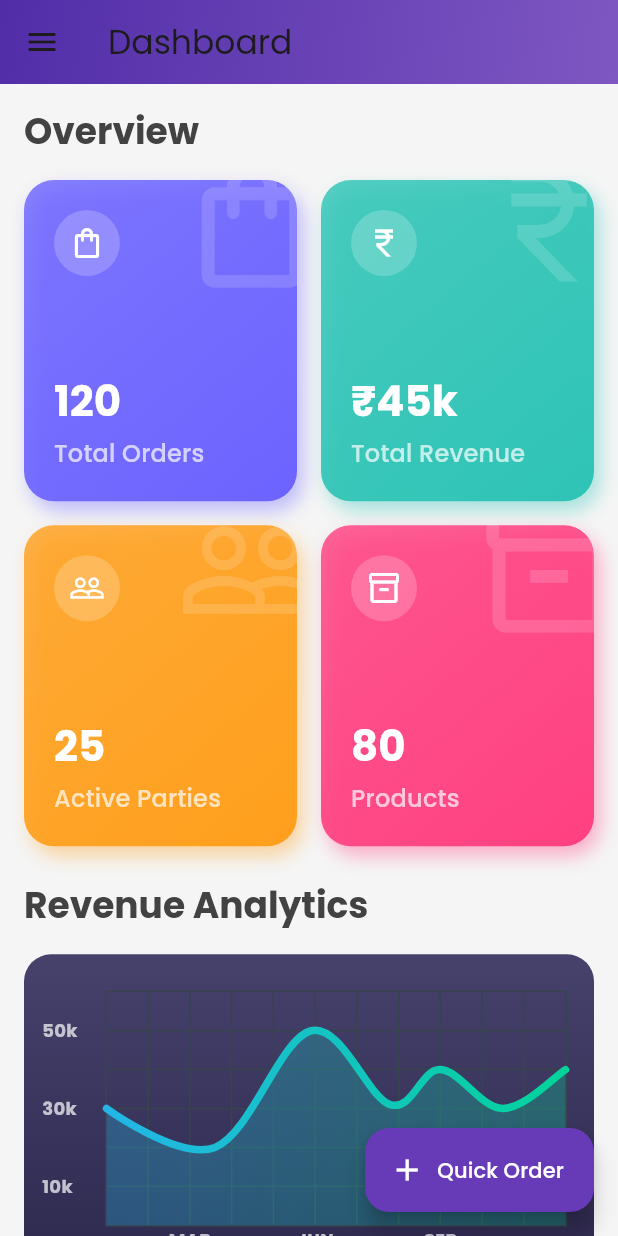
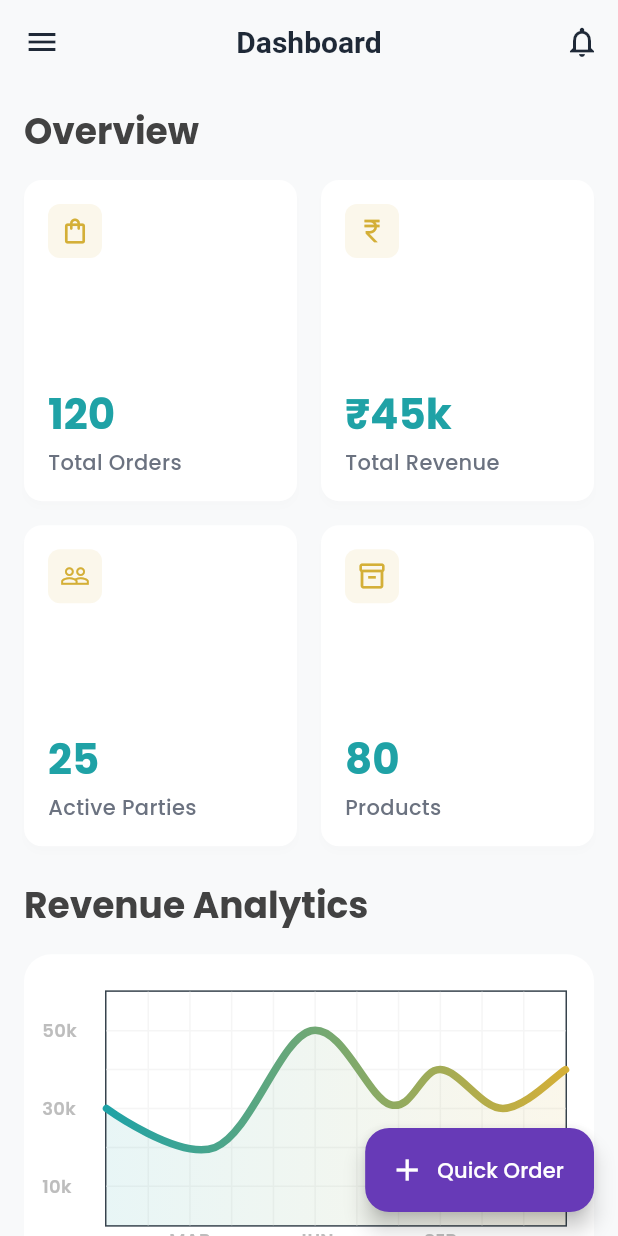
Before and after one commit to Vivekchavda1374/Hetanshi-Enterprise, a Flutter app: the DashboardScreen screen opened by its route, on a phone screen of 412 x 824 dp. Run offline on Flutter 3.47's test engine with Material 3 defaults, Android fonts, the phone set to English and light mode, and no system bars; drawn by our look-alikes of fl_chart; our stand-ins replace flutter_staggered_animations, google_fonts.

Commit message:
feat: Redesign UI for dashboard, login, and order list screens with an updated color palette and component styling.

```diff
--- a/lib/screens/dashboard_screen.dart
+++ b/lib/screens/dashboard_screen.dart
@@ -10,20 +10,17 @@ class DashboardScreen extends StatelessWidget {
   @override
   Widget build(BuildContext context) {
     return Scaffold(
-      backgroundColor: Colors.grey[100],
+      backgroundColor: const Color(0xFFF8F9FA),
       appBar: AppBar(
         title: const Text('Dashboard'),
         backgroundColor: Colors.transparent,
         elevation: 0,
-        flexibleSpace: Container(
-          decoration: BoxDecoration(
-            gradient: LinearGradient(
-              colors: [Colors.deepPurple.shade700, Colors.deepPurple.shade400],
-              begin: Alignment.topLeft,
-              end: Alignment.bottomRight,
+        actions: [
+            IconButton(
+              icon: const Icon(Icons.notifications_outlined),
+              onPressed: () {},
             ),
-          ),
-        ),
+        ],
       ),
       drawer: const AppDrawer(),
       body: AnimationLimiter(
--- a/lib/widgets/revenue_chart.dart
+++ b/lib/widgets/revenue_chart.dart
@@ -13,14 +13,7 @@ class RevenueChart extends StatelessWidget {
           borderRadius: BorderRadius.all(
             Radius.circular(18),
           ),
-          gradient: LinearGradient(
-            colors: [
-              Color(0xff2c274c),
-              Color(0xff46426c),
-            ],
-            begin: Alignment.bottomCenter,
-            end: Alignment.topCenter,
-          ),
+          color: Colors.white,
         ),
         child: Padding(
           padding: const EdgeInsets.only(
@@ -45,14 +38,14 @@ class RevenueChart extends StatelessWidget {
         horizontalInterval: 1,
         verticalInterval: 1,
         getDrawingHorizontalLine: (value) {
-          return const FlLine(
-            color: Color(0xff37434d),
+          return FlLine(
+            color: Colors.grey.shade100,
             strokeWidth: 1,
           );
         },
         getDrawingVerticalLine: (value) {
-          return const FlLine(
-            color: Color(0xff37434d),
+          return FlLine(
+            color: Colors.grey.shade100,
             strokeWidth: 1,
           );
         },
@@ -104,8 +97,8 @@ class RevenueChart extends StatelessWidget {
           isCurved: true,
           gradient: const LinearGradient(
             colors: [
-              Color(0xff23b6e6),
-              Color(0xff02d39a),
+              Color(0xFF1FA2A6), // Deep Teal
+              Color(0xFFD4AF37), // Gold
             ],
           ),
           barWidth: 5,
@@ -117,8 +110,8 @@ class RevenueChart extends StatelessWidget {
             show: true,
             gradient: LinearGradient(
               colors: [
-                const Color(0xff23b6e6).withOpacity(0.3),
-                const Color(0xff02d39a).withOpacity(0.3),
+                const Color(0xFF1FA2A6).withOpacity(0.1),
+                const Color(0xFFD4AF37).withOpacity(0.1),
               ],
             ),
           ),
@@ -128,24 +121,24 @@ class RevenueChart extends StatelessWidget {
   }
 
   Widget bottomTitleWidgets(double value, TitleMeta meta) {
-    const style = TextStyle(
-      fontWeight: FontWeight.bold,
-      fontSize: 12, // Reduced size slightly
-      color: Colors.white70,
+    final style = TextStyle(
+      fontWeight: FontWeight.w600,
+      fontSize: 12,
+      color: Colors.grey[400],
     );
     Widget text;
     switch (value.toInt()) {
       case 2:
-        text = const Text('MAR', style: style);
+        text = Text('MAR', style: style);
         break;
       case 5:
-        text = const Text('JUN', style: style);
+        text = Text('JUN', style: style);
         break;
       case 8:
-        text = const Text('SEP', style: style);
+        text = Text('SEP', style: style);
         break;
       default:
-        text = const Text('', style: style);
+        text = Text('', style: style);
         break;
     }
 
@@ -153,10 +146,10 @@ class RevenueChart extends StatelessWidget {
   }
 
   Widget leftTitleWidgets(double value, TitleMeta meta) {
-    const style = TextStyle(
-      fontWeight: FontWeight.bold,
+    final style = TextStyle(
+      fontWeight: FontWeight.w600,
       fontSize: 12,
-      color: Colors.white70,
+      color: Colors.grey[400],
     );
     String text;
     switch (value.toInt()) {
--- a/lib/widgets/summary_card.dart
+++ b/lib/widgets/summary_card.dart
@@ -4,85 +4,67 @@ class SummaryCard extends StatelessWidget {
   final String title;
   final String value;
   final IconData icon;
-  final Color color;
+  final Color? color; // Kept for backwards compatibility but we override it generally
 
   const SummaryCard({
     super.key,
     required this.title,
     required this.value,
     required this.icon,
-    required this.color,
+    this.color,
   });
 
   @override
   Widget build(BuildContext context) {
-    return Container(
+    // Premium FMCG Style: White cards, Teal numbers, Gold accents
+    const tealColor = Color(0xFF1FA2A6);
+    const goldColor = Color(0xFFD4AF37);
+
+    return Card(
+      elevation: 2,
+      shadowColor: Colors.black.withOpacity(0.05),
+      shape: RoundedRectangleBorder(borderRadius: BorderRadius.circular(12)),
+      color: Colors.white,
+      child: Padding(
+        padding: const EdgeInsets.all(16.0),
+        child: Column(
+          crossAxisAlignment: CrossAxisAlignment.start,
+          mainAxisAlignment: MainAxisAlignment.center,
+          children: [
+            Row(
+              mainAxisAlignment: MainAxisAlignment.spaceBetween,
+              crossAxisAlignment: CrossAxisAlignment.start,
+              children: [
+                Container(
+                  padding: const EdgeInsets.all(8),
                   decoration: BoxDecoration(
-        borderRadius: BorderRadius.circular(20),
-        gradient: LinearGradient(
-          begin: Alignment.topLeft,
-          end: Alignment.bottomRight,
-          colors: [
-            color.withOpacity(0.8),
-            color,
+                    color: goldColor.withOpacity(0.1),
+                    borderRadius: BorderRadius.circular(8),
+                  ),
+                  child: Icon(icon, color: goldColor, size: 20),
+                ),
+                // Decorative dot or mini indicator could go here
               ],
             ),
-        boxShadow: [
-          BoxShadow(
-            color: color.withOpacity(0.4),
-            blurRadius: 10,
-            offset: const Offset(4, 6),
-          ),
-        ],
-      ),
-      child: Stack(
-        children: [
-          Positioned(
-            right: -20,
-            top: -20,
-            child: Icon(
-              icon,
-              size: 100,
-              color: Colors.white.withOpacity(0.15),
-            ),
-          ),
-          Padding(
-            padding: const EdgeInsets.all(20.0),
-            child: Column(
-              crossAxisAlignment: CrossAxisAlignment.start,
-              mainAxisAlignment: MainAxisAlignment.spaceBetween,
-              children: [
-                Container(
-                  padding: const EdgeInsets.all(10),
-                  decoration: BoxDecoration(
-                    color: Colors.white.withOpacity(0.2),
-                    shape: BoxShape.circle,
-                  ),
-                  child: Icon(icon, color: Colors.white, size: 24),
-                ),
-                Column(
-                  crossAxisAlignment: CrossAxisAlignment.start,
-                  children: [
+            const Spacer(),
             Text(
               value,
               style: Theme.of(context).textTheme.headlineMedium?.copyWith(
                     fontWeight: FontWeight.bold,
-                            color: Colors.white,
+                    color: tealColor,
+                    fontSize: 28,
                   ),
             ),
-                    const SizedBox(height: 5),
+            const SizedBox(height: 4),
             Text(
               title,
-                      style: Theme.of(context).textTheme.titleMedium?.copyWith(
-                            color: Colors.white70,
+              style: Theme.of(context).textTheme.bodyMedium?.copyWith(
+                    color: const Color(0xFF6B7280), // Text Secondary
+                    fontWeight: FontWeight.w500,
                   ),
             ),
           ],
         ),
-              ],
-            ),
-          ),
-        ],
       ),
     );
   }
```
Also changed, not shown: lib/main.dart (+59 -5 lines), lib/screens/login_screen.dart (+26 -19 lines), lib/screens/order/order_list_screen.dart (+44 -24 lines), lib/screens/product/product_list_screen.dart (+20 -13 lines). Lines whose indentation alone changed are shown as unchanged.
